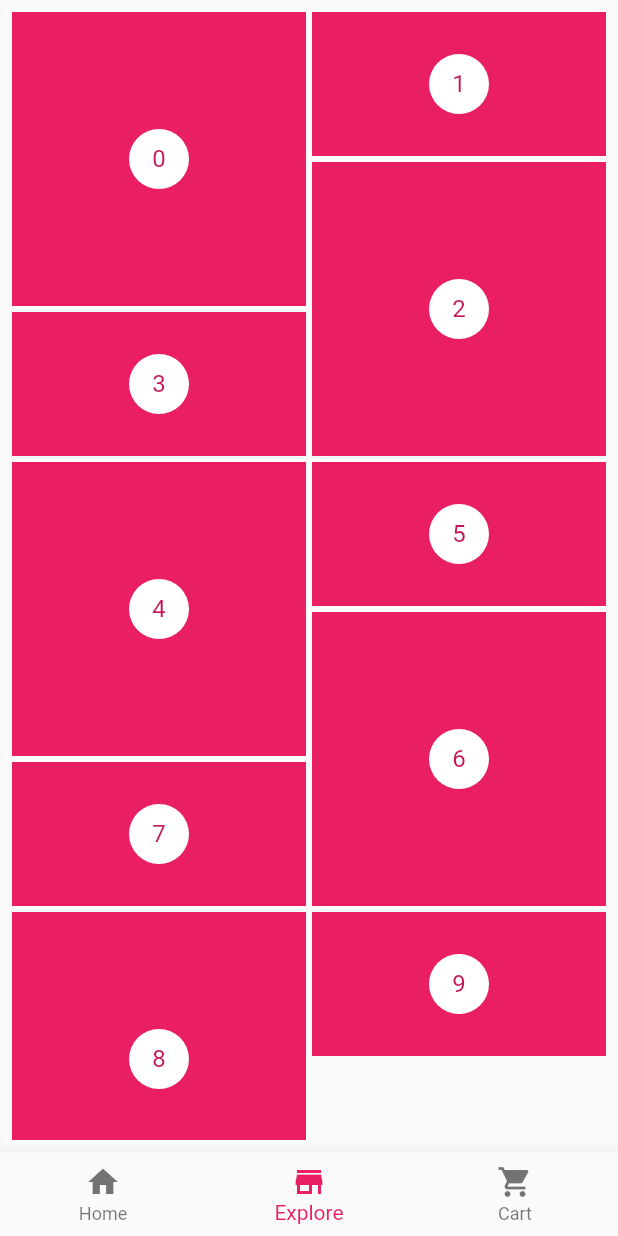
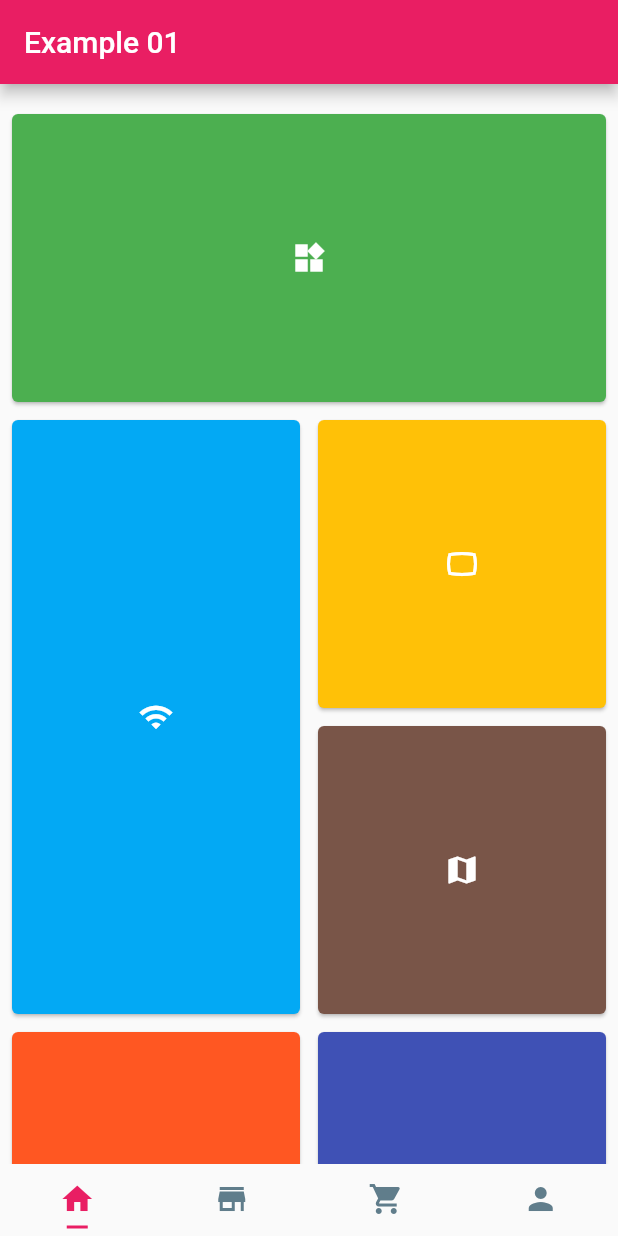
Before and after one commit to Octateam/Staggered-Grid-View-on-Flutter, a Flutter app: the screen it shows after launch, on a phone screen of 412 x 824 dp. Run offline on Flutter 3.47's test engine with Material 2 defaults, Android fonts, the phone set to English and light mode, and no system bars.

Commit message:
bottom navigation bar with staggered grid view and list view

```diff
--- /dev/null
+++ b/lib/Cart.dart
@@ -0,0 +1,70 @@
+import 'package:flutter/material.dart';
+import 'package:flutter_staggered_grid_view/flutter_staggered_grid_view.dart';
+
+
+List<StaggeredTile> _staggeredTiles = const <StaggeredTile>[
+  const StaggeredTile.count(2, 1),
+  const StaggeredTile.count(1, 2),
+  const StaggeredTile.count(1, 1),
+  const StaggeredTile.count(1, 1),
+  const StaggeredTile.count(1, 2),
+  const StaggeredTile.count(1, 2),
+  const StaggeredTile.count(2, 1),
+
+];
+
+List<Widget> _tiles = const <Widget>[
+  const _ExploreTile(Colors.green, Icons.widgets),
+  const _ExploreTile(Colors.lightBlue, Icons.wifi),
+  const _ExploreTile(Colors.amber, Icons.panorama_wide_angle),
+  const _ExploreTile(Colors.brown, Icons.map),
+  const _ExploreTile(Colors.deepOrange, Icons.send),
+  const _ExploreTile(Colors.indigo, Icons.airline_seat_flat),
+  const _ExploreTile(Colors.red, Icons.bluetooth),
+];
+
+class Cart extends StatelessWidget {
+  @override
+  Widget build(BuildContext context) {
+    return new Scaffold(
+        appBar: new AppBar(
+          title: new Text('Example 01'),
+        ),
+        body: new Padding(
+            padding: const EdgeInsets.only(top: 12.0),
+            child: new StaggeredGridView.count(
+              crossAxisCount: 2,
+              staggeredTiles: _staggeredTiles,
+              children: _tiles,
+              mainAxisSpacing: 4.0,
+              crossAxisSpacing: 4.0,
+              padding: const EdgeInsets.all(4.0),
+            )));
+  }
+}
+
+class _ExploreTile extends StatelessWidget {
+  const _ExploreTile(this.backgroundColor, this.iconData);
+
+  final Color backgroundColor;
+  final IconData iconData;
+
+  @override
+  Widget build(BuildContext context) {
+    return new Card(
+      color: backgroundColor,
+      child: new InkWell(
+        onTap: () {},
+        child: new Center(
+          child: new Padding(
+            padding: const EdgeInsets.all(4.0),
+            child: new Icon(
+              iconData,
+              color: Colors.white,
+            ),
+          ),
+        ),
+      ),
+    );
+  }
+}
--- /dev/null
+++ b/lib/Explore.dart
@@ -0,0 +1,72 @@
+import 'package:flutter/material.dart';
+import 'package:flutter_staggered_grid_view/flutter_staggered_grid_view.dart';
+
+
+List<StaggeredTile> _staggeredTiles = const <StaggeredTile>[
+  const StaggeredTile.count(2, 1),
+  const StaggeredTile.count(1, 2),
+  const StaggeredTile.count(1, 1),
+  const StaggeredTile.count(1, 1),
+  const StaggeredTile.count(1, 2),
+  const StaggeredTile.count(1, 2),
+  const StaggeredTile.count(2, 1),
+
+];
+
+List<Widget> _tiles = const <Widget>[
+  const _ExploreTile(Colors.green, Icons.widgets, Text("wedding Ceremonies"),),
+  const _ExploreTile(Colors.lightBlue, Icons.wifi, Text("Birthday Parties"),),
+  const _ExploreTile(Colors.amber, Icons.panorama_wide_angle, Text("Seminars"),),
+  const _ExploreTile(Colors.brown, Icons.map, Text("Conferences"),),
+  const _ExploreTile(Colors.deepOrange, Icons.send, Text("Award Ceremonies"),),
+  const _ExploreTile(Colors.indigo, Icons.airline_seat_flat, Text("Thanksgivings"),),
+  const _ExploreTile(Colors.red, Icons.bluetooth, Text("Fashion Shows"),),
+
+];
+
+class Explore extends StatelessWidget {
+  @override
+  Widget build(BuildContext context) {
+    return new Scaffold(
+        appBar: new AppBar(
+          title: new Text('Example 01'),
+        ),
+        body: new Padding(
+            padding: const EdgeInsets.only(top: 12.0),
+            child: new StaggeredGridView.count(
+              crossAxisCount: 2,
+              staggeredTiles: _staggeredTiles,
+              children: _tiles,
+              mainAxisSpacing: 4.0,
+              crossAxisSpacing: 4.0,
+              padding: const EdgeInsets.all(4.0),
+            )));
+  }
+}
+
+class _ExploreTile extends StatelessWidget {
+  const _ExploreTile(this.backgroundColor, this.iconData, this.text);
+
+  final Color backgroundColor;
+  final IconData iconData;
+  final Text text;
+
+  @override
+  Widget build(BuildContext context) {
+    return new Card(
+      color: backgroundColor,
+      child: new InkWell(
+        onTap: () {},
+        child: new Center(
+          child: new Padding(
+            padding: const EdgeInsets.all(4.0),
+            child: new Icon(
+              iconData,
+              color: Colors.white,
+            ),
+          ),
+        ),
+      ),
+    );
+  }
+}
--- a/lib/main.dart
+++ b/lib/main.dart
@@ -1,6 +1,11 @@
 import 'package:flutter/material.dart';
-import 'package:flutter_staggered_grid_view/flutter_staggered_grid_view.dart';
+import 'package:staggered_grid/HomePage.dart';
+import 'package:staggered_grid/Cart.dart';
+import 'package:staggered_grid/Explore.dart';
+import 'package:staggered_grid/Profile.dart';
+
 void main() => runApp(MyApp());
+
 class MyApp extends StatelessWidget {
   // This widget is the root of your application.
   @override
@@ -8,73 +13,79 @@ class MyApp extends StatelessWidget {
     return MaterialApp(
       title: 'Flutter Demo',
       theme: ThemeData(
+        // This is the theme of your application.
+        //
+        // Try running your application with "flutter run". You'll see the
+        // application has a blue toolbar. Then, without quitting the app, try
+        // changing the primarySwatch below to Colors.green and then invoke
+        // "hot reload" (press "r" in the console where you ran "flutter run",
+        // or simply save your changes to "hot reload" in a Flutter IDE).
+        // Notice that the counter didn't reset back to zero; the application
+        // is not restarted.
         primarySwatch: Colors.pink,
       ),
-      home: HomeGrid(),
+      home: Home(),
     );
   }
 }
 
-class HomeGrid extends StatefulWidget {
+class Home extends StatefulWidget {
   @override
-  State<StatefulWidget> createState() {
-    return _HomeGridState();
-  }
+  _HomeState createState() => _HomeState();
 }
-class _HomeGridState extends State<HomeGrid> {
-  int _currentIndex = 1;
-  void onTabTapped(int index){
-    setState(() {
-      _currentIndex = index;
 
-    });
+class _HomeState extends State<Home> with SingleTickerProviderStateMixin {
+  // Creating a Tab Controller
+  TabController controller;
+
+  @override
+  void initState (){
+    //new state();
+    super.initState();
+
+    // Initializing the Tab Controller
+    controller = new TabController(length: 4, vsync: this);
   }
 
+  @override
+  void dispose (){
+    // Dispose the Tab Controller
+    controller.dispose();
+    super.dispose();
+  }
 
   @override
   Widget build(BuildContext context) {
-    // TODO: implement build
-    return new Scaffold(
-      body: new Padding (
-        padding: const EdgeInsets.all(8.0),
-        child: new StaggeredGridView.countBuilder(
-            crossAxisCount: 4,
-            itemCount: 10,
-            itemBuilder: (BuildContext context, int index)=> new Container (
-              color: Colors.pink,
-              child: new Center(
-                child: new CircleAvatar(
-                  backgroundColor: Colors.white,
-                  child: new Text ('$index'),
-                ),
-              ),
-              ),
-            staggeredTileBuilder: (int index)=>
-                new StaggeredTile.count(2, index.isEven ? 2: 1),
-          mainAxisSpacing: 4.0,
-          crossAxisSpacing: 4.0,
-        )
+    return Scaffold(
+      // appBar: AppBar (),
+      body: new TabBarView(
+        // Add tabs as Widgets
+        children: <Widget>[
+          new Cart(),
+          new HomePage(),
+          new Explore(),
+          new Profile(),
+        ],
+        // set the controller
+        controller: controller,
       ),
-      bottomNavigationBar: BottomNavigationBar(
-        onTap: onTabTapped,
-        currentIndex: _currentIndex,
-
-        items: [
-          BottomNavigationBarItem(
-            icon: new Icon(Icons.home),
-            title: new Text('Home'),
-          ),
-          BottomNavigationBarItem(
-            icon: new Icon(Icons.store_mall_directory),
-            title: new Text('Explore'),
-          ),
-          BottomNavigationBarItem(
-            icon: Icon(Icons.shopping_cart),
-            title: Text('Cart'),
-          )
-
-        ],
-
+      // set bottom navigation bar
+      bottomNavigationBar: new Material (
+        child: new TabBar(
+          tabs: <Tab> [
+            new Tab (icon: new Icon(Icons.home)),
+            new Tab (icon: new Icon(Icons.store_mall_directory)),
+            new Tab (icon: new Icon(Icons.shopping_cart)),
+            new Tab (icon: new Icon(Icons.person)),
+          ],
+          labelColor: Colors.pink,
+          unselectedLabelColor: Colors.blueGrey,
+          indicatorSize: TabBarIndicatorSize.label,
+          indicatorColor: Colors.pink,
+          indicatorPadding: EdgeInsets.all(5.0),
+          // set up indicator "again" (Still dont get why we dispose the controller and stoill call it back again)
+          controller: controller,
+        ),
       ),
     );
   }
```
Also changed, not shown: lib/HomePage.dart (added, +58 -0 lines), lib/Profile.dart (added, +56 -0 lines).
